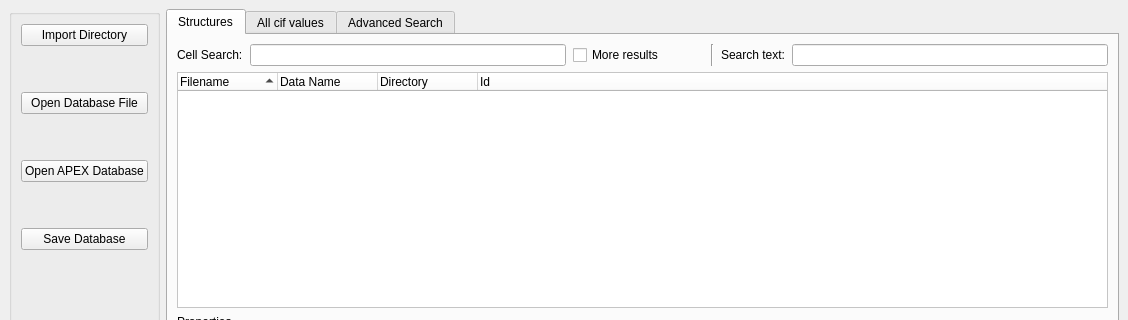
The window that gui/strf_main.ui (dkratzert/StructureFinder) describes before a commit, drawn with Qt 5; both pictures show x 0 to 1128 and y 0 to 320 of the 1128 by 711 pixel window.
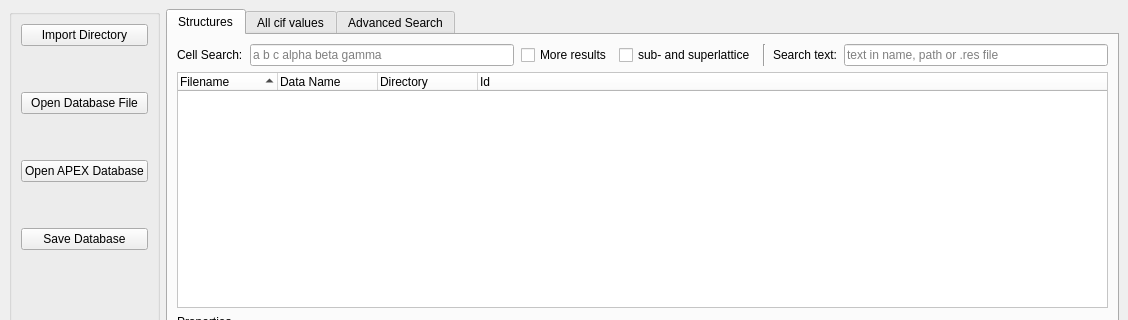
The same window after the commit.

What changed in the file:
```diff
--- a/gui/strf_main.ui
+++ b/gui/strf_main.ui
@@ -261,6 +261,12 @@
                 <verstretch>3</verstretch>
                </sizepolicy>
               </property>
+              <property name="toolTip">
+               <string>&lt;html&gt;&lt;head/&gt;&lt;body&gt;&lt;p&gt;Insert unit cell as space separated: &lt;br&gt;&lt;span style=&quot; font-style:italic;&quot;&gt;a b c α β γ&lt;/span&gt;&lt;/p&gt;&lt;/body&gt;&lt;/html&gt;</string>
+              </property>
+              <property name="placeholderText">
+               <string>a b c alpha beta gamma</string>
+              </property>
              </widget>
             </item>
             <item>
@@ -271,20 +277,11 @@
              </widget>
             </item>
             <item>
-             <spacer name="horizontalSpacer_3">
-              <property name="orientation">
-               <enum>Qt::Horizontal</enum>
+             <widget class="QCheckBox" name="sublattCheckbox">
+              <property name="text">
+               <string>sub- and superlattice</string>
               </property>
-              <property name="sizeType">
-               <enum>QSizePolicy::Preferred</enum>
-              </property>
-              <property name="sizeHint" stdset="0">
-               <size>
-                <width>40</width>
-                <height>20</height>
-               </size>
-              </property>
-             </spacer>
+             </widget>
             </item>
             <item>
              <widget class="Line" name="line">
@@ -305,9 +302,12 @@
               <property name="sizePolicy">
                <sizepolicy hsizetype="Expanding" vsizetype="Fixed">
                 <horstretch>0</horstretch>
-                <verstretch>2</verstretch>
+                <verstretch>1</verstretch>
                </sizepolicy>
               </property>
+              <property name="placeholderText">
+               <string>text in name, path or .res file</string>
+              </property>
              </widget>
             </item>
            </layout>
```
Left out of the diff: 3 changed lines with no effect on the pictures.
